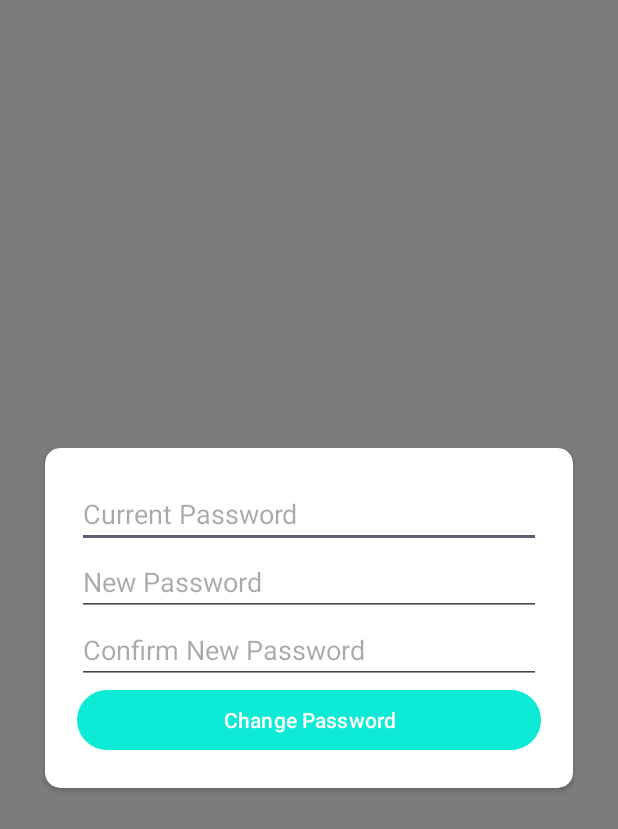
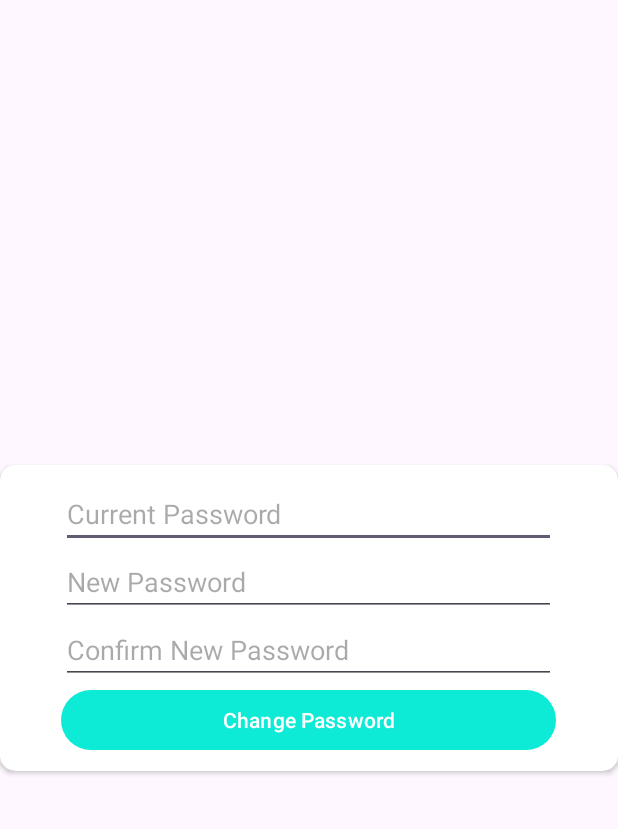
Before and after one commit to collin-Kipkorir/WanderEase---Your-Ultimate-Travel-Companion, an Android app: the layout dialog_change_password.xml on its own in the app's theme, with its tools: preview values and no code run, on a phone screen of 412 x 824 dp. Shown: the top 829 px of the screen. Run offline under Robolectric (Android 15) with nearby library versions, the phone set to English and light mode, and no system bars.

Commit message:
Merge remote-tracking branch 'origin/main'

```diff
--- a/app/src/main/res/layout/dialog_change_password.xml
+++ b/app/src/main/res/layout/dialog_change_password.xml
@@ -1,38 +1,24 @@
-<FrameLayout xmlns:android="http://schemas.android.com/apk/res/android"
+<androidx.cardview.widget.CardView xmlns:android="http://schemas.android.com/apk/res/android"
     xmlns:app="http://schemas.android.com/apk/res-auto"
-    android:layout_width="match_parent"
-    android:layout_height="match_parent"
-    android:background="@android:color/transparent"
-    android:gravity="center">
-
-    <!-- Semi-transparent overlay -->
-    <View
-        android:layout_width="match_parent"
-        android:layout_height="match_parent"
-        android:background="#80000000" /> <!-- Adjust the alpha value as needed -->
-
-    <!-- CardView containing your popup content -->
-    <androidx.cardview.widget.CardView
     android:layout_width="match_parent"
     android:layout_height="wrap_content"
     android:layout_gravity="center"
-        android:layout_margin="30dp"
-        android:background="@color/grey"
     android:elevation="20dp"
     app:cardBackgroundColor="@color/white"
     app:cardCornerRadius="10dp">
 
     <LinearLayout
-            android:layout_width="match_parent"
+        android:layout_width="350dp"
         android:layout_height="match_parent"
-            android:layout_margin="5dp"
+        android:layout_gravity="center"
         android:orientation="vertical">
 
         <LinearLayout
             android:layout_width="match_parent"
             android:layout_height="wrap_content"
+            android:layout_gravity="center"
             android:orientation="vertical"
-                android:padding="16dp">
+            android:padding="10dp">
 
             <EditText
                 android:id="@+id/editTextCurrentPassword"
@@ -65,4 +51,3 @@
 
         </LinearLayout>
     </androidx.cardview.widget.CardView>
-</FrameLayout>
```
Also changed, not shown: app/src/main/java/com/wanderease/travelcompanion/ProfileFragment.java (+15 -16 lines). Lines whose indentation alone changed are shown as unchanged.
